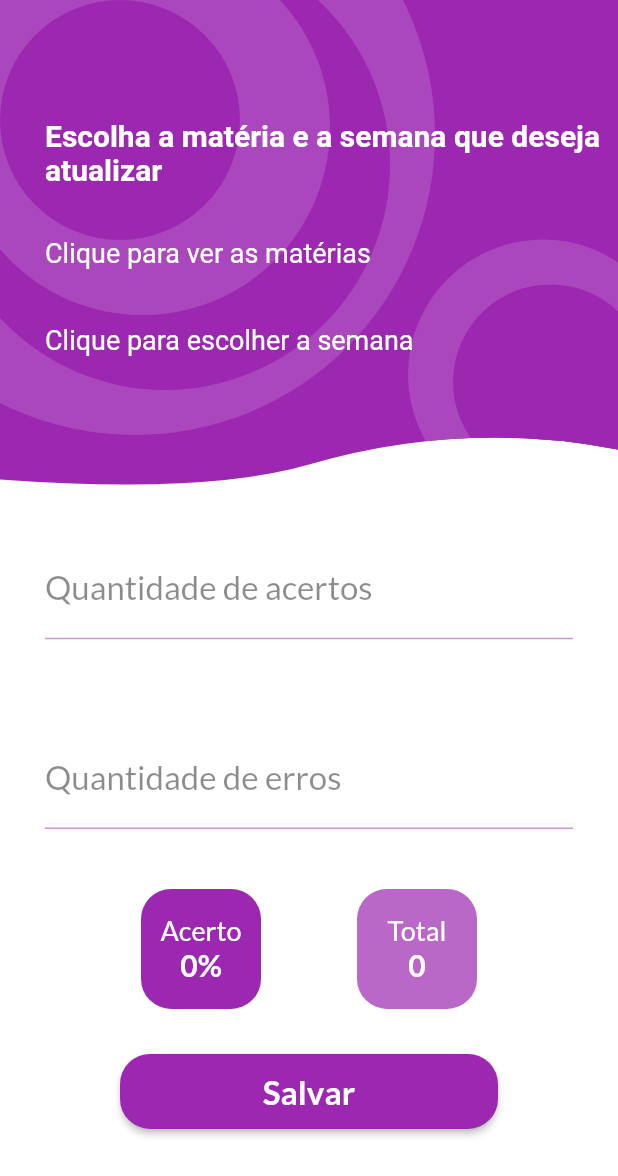
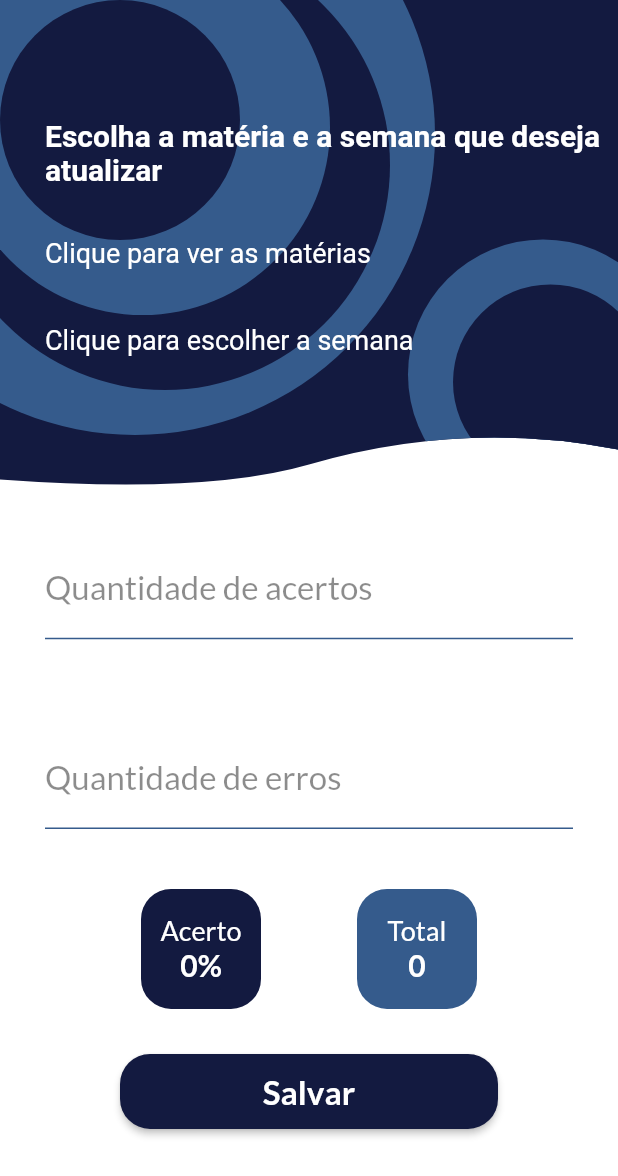
Before and after one commit to lenigmacedo/calculatorJullya, a Flutter app: the screen it shows after launch, after a tap on "Atualizar média", on a phone screen of 412 x 824 dp. Shown: the top 1176 px of the screen. Run offline on Flutter 3.47's test engine with Material 2 defaults, Android fonts, the light colour scheme and no system bars; our stand-ins replace flutter_custom_clippers, google_fonts, sqflite; missing offline and left inert: dropdown_banner, flutter_circular_chart; accounts and stored records are empty.

Commit message:
definiu cor

```diff
--- a/lib/atualizar_medias.dart
+++ b/lib/atualizar_medias.dart
@@ -22,6 +22,10 @@ class _AtualizarMediasState extends State<AtualizarMedias> {
   TextEditingController controllerErros = TextEditingController();
   final _formKey = GlobalKey<FormState>();
   final navigatorKey = GlobalKey<NavigatorState>();
+
+  Color fundo = Color(0xFF131A40);
+  Color otoFundo = Color(0xFF355B8C);
+
   @override
   Widget build(BuildContext context) {
     return DropdownBanner(
@@ -67,10 +71,10 @@ class _AtualizarMediasState extends State<AtualizarMedias> {
                               decoration: InputDecoration(
                                 enabledBorder: UnderlineInputBorder(
                                   borderSide:
-                                      BorderSide(color: Colors.purple[200]),
+                                      BorderSide(color: otoFundo),
                                 ),
                                 focusedBorder: UnderlineInputBorder(
-                                  borderSide: BorderSide(color: Colors.purple),
+                                  borderSide: BorderSide(color: fundo),
                                 ),
                                 labelText: 'Quantidade de acertos',
                                 labelStyle: GoogleFonts.lato(
@@ -111,11 +115,11 @@ class _AtualizarMediasState extends State<AtualizarMedias> {
                                     color: Colors.black45),
                                 enabledBorder: UnderlineInputBorder(
                                   borderSide:
-                                      BorderSide(color: Colors.purple[200]),
+                                      BorderSide(color: otoFundo),
                                 ),
                                 focusedBorder: UnderlineInputBorder(
                                   borderSide:
-                                      BorderSide(color: Colors.purple[200]),
+                                      BorderSide(color: otoFundo),
                                 ),
                               ),
                             ),
@@ -129,7 +133,7 @@ class _AtualizarMediasState extends State<AtualizarMedias> {
                                   width: 80,
                                   height: 80,
                                   decoration: BoxDecoration(
-                                    color: Colors.purple,
+                                    color: fundo,
                                     borderRadius: BorderRadius.all(
                                       Radius.circular(20),
                                     ),
@@ -156,7 +160,7 @@ class _AtualizarMediasState extends State<AtualizarMedias> {
                                   width: 80,
                                   height: 80,
                                   decoration: BoxDecoration(
-                                    color: Colors.purple[300],
+                                    color: otoFundo,
                                     borderRadius: BorderRadius.all(
                                       Radius.circular(20),
                                     ),
@@ -193,7 +197,7 @@ class _AtualizarMediasState extends State<AtualizarMedias> {
                           shape: RoundedRectangleBorder(
                             borderRadius: BorderRadius.circular(20),
                           ),
-                          color: Colors.purple,
+                          color: fundo,
                           child: Text(
                             "Salvar",
                             style: GoogleFonts.lato(
@@ -206,7 +210,7 @@ class _AtualizarMediasState extends State<AtualizarMedias> {
                               DropdownBanner.showBanner(
                                 duration: Duration(seconds: 2),
                                 text: 'Escolha uma matéria para salvar',
-                                color: Colors.purple[400],
+                                color: otoFundo,
                                 textStyle: GoogleFonts.lato(
                                     fontSize: 22,
                                     color: Colors.white,
@@ -216,7 +220,7 @@ class _AtualizarMediasState extends State<AtualizarMedias> {
                               DropdownBanner.showBanner(
                                 duration: Duration(seconds: 2),
                                 text: 'Escolha uma semana para salvar',
-                                color: Colors.purple[400],
+                                color: otoFundo,
                                 textStyle: GoogleFonts.lato(
                                     fontSize: 22,
                                     color: Colors.white,
@@ -311,7 +315,7 @@ class _AtualizarMediasState extends State<AtualizarMedias> {
                             style: GoogleFonts.lato(
                                 fontSize: 20, color: Colors.white),
                           ),
-                          color: Colors.purple,
+                          color: fundo,
                           onPressed: () {
                             LocalDatabase.db
                                 .update(
@@ -339,13 +343,13 @@ class _AtualizarMediasState extends State<AtualizarMedias> {
                           shape: RoundedRectangleBorder(
                             borderRadius: BorderRadius.circular(10),
                           ),
-                          borderSide: BorderSide(color: Colors.purple),
+                          borderSide: BorderSide(color: fundo),
                           child: Text(
                             "Não",
                             style: GoogleFonts.lato(
-                                fontSize: 20, color: Colors.purple),
+                                fontSize: 20, color: fundo),
                           ),
-                          //color: Colors.purple,
+                          //color: fundo,
                           onPressed: () {
                             Navigator.of(context).pop();
                           },
--- a/lib/home_page.dart
+++ b/lib/home_page.dart
@@ -44,6 +44,9 @@ class _HomePageState extends State<HomePage> {
     'Química'
   ];
 
+  Color fundo = Color(0xFF131A40);
+  Color otoFundo = Color(0xFF355B8C);
+
   @override
   Widget build(BuildContext context) {
     return Scaffold(
@@ -70,7 +73,7 @@ class _HomePageState extends State<HomePage> {
               indicatorSize: TabBarIndicatorSize.label,
               labelStyle:
                   GoogleFonts.lato(fontSize: 16, fontWeight: FontWeight.w500),
-              indicatorColor: Colors.purple,
+              indicatorColor: fundo,
               tabs: [
                 Text("Porcentagem geral"),
                 Text("Porcentagem Matéria"),
--- a/lib/main.dart
+++ b/lib/main.dart
@@ -8,6 +8,10 @@ void main() {
 }
 
 class MyApp extends StatelessWidget {
+
+  Color fundo = Color(0xFF131A40);
+  Color otoFundo = Color(0xFF355B8C);
+
   @override
   Widget build(BuildContext context) {
     SystemChrome.setPreferredOrientations([
@@ -19,9 +23,10 @@ class MyApp extends StatelessWidget {
         SystemUiOverlayStyle(statusBarColor: Colors.transparent));
 
     return MaterialApp(
+
       debugShowCheckedModeBanner: false,
       title: 'Jullyinha notas',
-      theme: ThemeData(canvasColor: Colors.purple),
+      theme: ThemeData(canvasColor: fundo),
       home: DefaultTabController(
         length: 2,
         child: HomePage(),
--- a/lib/widgets/background.dart
+++ b/lib/widgets/background.dart
@@ -8,12 +8,19 @@ class Background extends StatelessWidget {
 
   @override
   Widget build(BuildContext context) {
+
+
+    //GOSTEI ALINE TBM = Color(0xFF131A40); FUNDO / Color(0xFF355B8C) OTOFUNDO
+
+    Color fundo = Color(0xFF131A40);
+    Color otoFundo = Color(0xFF355B8C);
+
     return ClipPath(
       clipper: WaveClipperOne(),
       child: Container(
         height: MediaQuery.of(context).size.height / 2.5,
         width: MediaQuery.of(context).size.width,
-        color: Colors.purple,
+        color: fundo,
         child: Stack(
           children: <Widget>[
             Positioned(
@@ -23,7 +30,7 @@ class Background extends StatelessWidget {
                 width: 400,
                 height: 400,
                 decoration: BoxDecoration(
-                  color: Colors.purple[400],
+                  color: otoFundo,
                   borderRadius: BorderRadius.circular(300),
                 ),
               ),
@@ -33,7 +40,7 @@ class Background extends StatelessWidget {
               top: -40,
               child: Container(
                 decoration: BoxDecoration(
-                  color: Colors.purple,
+                  color: fundo,
                   borderRadius: BorderRadius.circular(150),
                 ),
                 width: 300,
@@ -47,7 +54,7 @@ class Background extends StatelessWidget {
                 width: 250,
                 height: 250,
                 decoration: BoxDecoration(
-                  color: Colors.purple[400],
+                  color: otoFundo,
                   borderRadius: BorderRadius.circular(250),
                 ),
               ),
@@ -59,7 +66,7 @@ class Background extends StatelessWidget {
                 width: 160,
                 height: 160,
                 decoration: BoxDecoration(
-                  color: Colors.purple,
+                  color: fundo,
                   borderRadius: BorderRadius.circular(200),
                 ),
               ),
@@ -71,7 +78,7 @@ class Background extends StatelessWidget {
                 width: 180,
                 height: 180,
                 decoration: BoxDecoration(
-                  color: Colors.purple[400],
+                  color: otoFundo,
                   borderRadius: BorderRadius.circular(180),
                 ),
               ),
@@ -83,7 +90,7 @@ class Background extends StatelessWidget {
                 width: 130,
                 height: 130,
                 decoration: BoxDecoration(
-                  color: Colors.purple,
+                  color: fundo,
                   borderRadius: BorderRadius.circular(190),
                 ),
               ),
--- a/lib/widgets/profile.dart
+++ b/lib/widgets/profile.dart
@@ -15,6 +15,8 @@ class _ProfileState extends State<Profile> {
   List semanas = ['Semana 1', 'Semana 2', 'Semana 3', 'Semana 4'];
 
   String semanaSelecionada;
+  Color fundo = Color(0xFF131A40);
+  Color otoFundo = Color(0xFF355B8C);
 
   @override
   Widget build(BuildContext context) {
@@ -58,7 +60,7 @@ class _ProfileState extends State<Profile> {
                   shape: RoundedRectangleBorder(
                     borderRadius: BorderRadius.circular(10),
                   ),
-                  color: Colors.purple[300],
+                  color: otoFundo,
                   onPressed: () {
                     Navigator.of(context).push(MaterialPageRoute(
                         builder: (context) => AtualizarMedias()));
```
